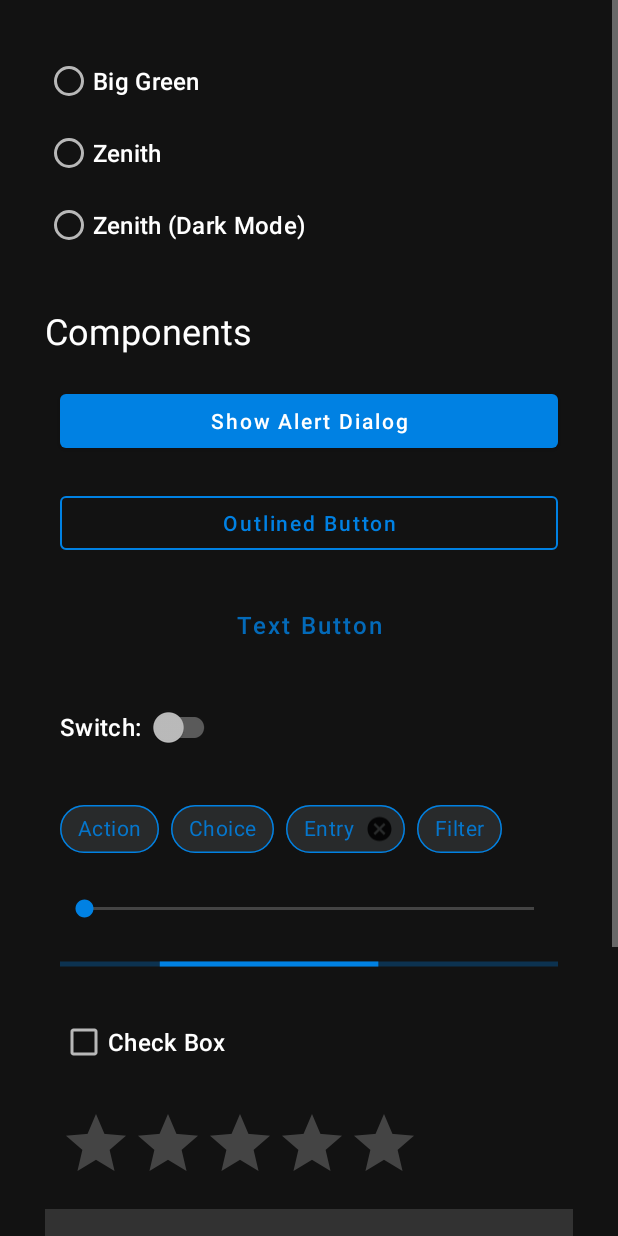
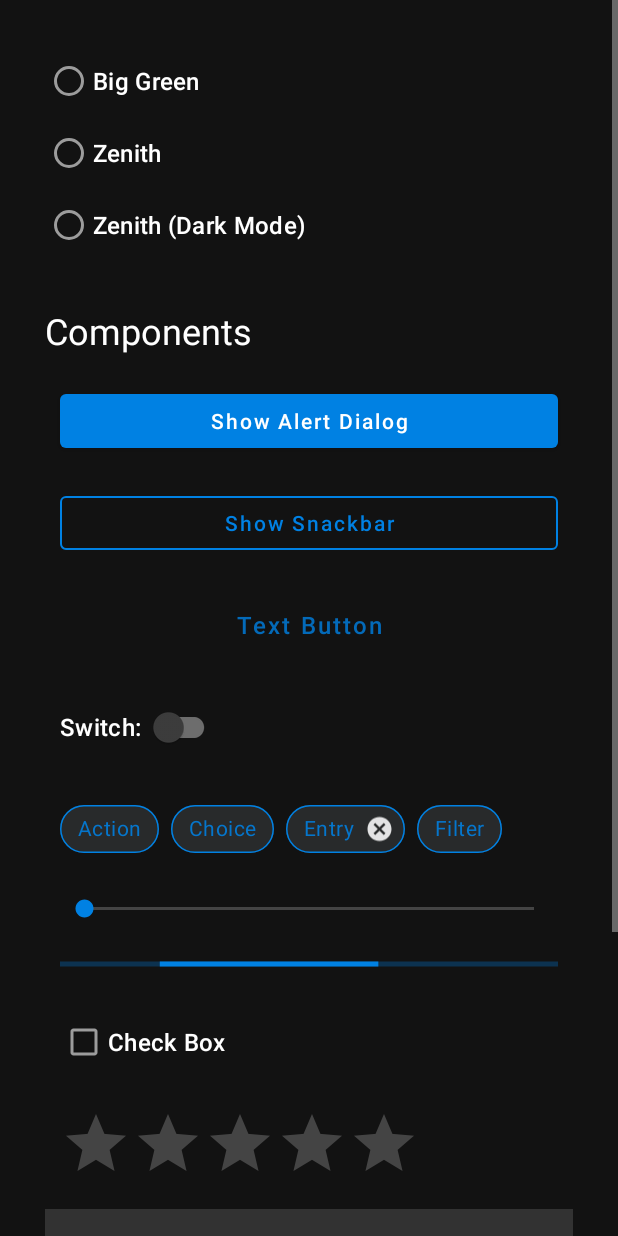
Before and after one commit to johnpaulmckean/DesignSystemTheme, an Android app: the layout activity_main.xml on its own in the app's theme, with its tools: preview values and no code run, on a phone screen of 412 x 824 dp. Run offline under Robolectric (Android 15) with nearby library versions, the phone set to English and light mode, and no system bars.

Commit message:
Fixed silly dark-mode color issue
- Added Snackbar example
- Added better edit text example
- General Cleanup

```diff
--- a/app/src/main/java/com/jmckean/designsystem/theme/MainActivity.kt
+++ b/app/src/main/java/com/jmckean/designsystem/theme/MainActivity.kt
@@ -5,6 +5,7 @@ import android.os.Bundle
 import androidx.appcompat.app.AppCompatActivity
 import androidx.core.app.TaskStackBuilder
 import com.google.android.material.dialog.MaterialAlertDialogBuilder
+import com.google.android.material.snackbar.Snackbar
 import kotlinx.android.synthetic.main.activity_main.*
 
 class MainActivity : AppCompatActivity() {
@@ -37,6 +38,15 @@ class MainActivity : AppCompatActivity() {
                 .setNegativeButton("Nevermind", null)
                 .show()
         }
+
+        showSnackbarButton.setOnClickListener {
+            Snackbar.make(
+                it,
+                "Read this message!",
+                Snackbar.LENGTH_SHORT
+            ).setAction("Read") { }
+                .show()
+        }
     }
 
     private fun changeTheme(theme: ThemesEnum) {
@@ -54,7 +64,7 @@ class MainActivity : AppCompatActivity() {
     }
 
     private fun getActualTheme(): Int {
-        return when(themePreferences.currentTheme) {
+        return when (themePreferences.currentTheme) {
             ThemesEnum.BIG_GREEN -> R.style.Component_Theme_LightDark_BigGreen
             ThemesEnum.ZENITH -> R.style.Component_Theme_Light_Zenith
             ThemesEnum.ZENITH_DARK -> R.style.Component_Theme_Dark_Zenith
--- a/app/src/main/res/layout/activity_main.xml
+++ b/app/src/main/res/layout/activity_main.xml
@@ -58,12 +58,12 @@
           android:text="Show Alert Dialog"/>
 
       <Button
-          android:id="@+id/exampleOutlinedButton"
+          android:id="@+id/showSnackbarButton"
           style="?attr/materialButtonOutlinedStyle"
           android:layout_width="match_parent"
           android:layout_height="wrap_content"
           android:layout_margin="10dp"
-          android:text="Outlined Button"/>
+          android:text="Show Snackbar"/>
 
       <Button
           android:id="@+id/exampleTextButton"
@@ -190,11 +190,18 @@
 
       </androidx.cardview.widget.CardView>
 
-      <com.google.android.material.textfield.TextInputEditText
+      <com.google.android.material.textfield.TextInputLayout
+          style="@style/Widget.Shrine.TextInputLayout"
           android:layout_width="match_parent"
           android:layout_height="wrap_content"
-          android:layout_margin="10dp"
-          android:hint="Type here..."/>
+          android:layout_margin="10dp">
+
+        <com.google.android.material.textfield.TextInputEditText
+            android:layout_width="match_parent"
+            android:layout_height="wrap_content"
+            android:hint="Type here..." />
+
+      </com.google.android.material.textfield.TextInputLayout>
 
     </LinearLayout>
 
--- a/app/src/main/res/values/colors.xml
+++ b/app/src/main/res/values/colors.xml
@@ -65,8 +65,8 @@
 
   <color name="color_on_primary_zenith_dark">#ffffff</color>
   <color name="color_on_secondary_zenith_dark">#ffffff</color>
-  <color name="color_on_background_zenith_dark">#000000</color>
-  <color name="color_on_surface_zenith_dark">#000000</color>
+  <color name="color_on_background_zenith_dark">#ffffff</color>
+  <color name="color_on_surface_zenith_dark">#ffffff</color>
   <color name="color_on_error_zenith_dark">#ffffff</color>
 
 </resources>
--- a/app/src/main/res/values/styles.xml
+++ b/app/src/main/res/values/styles.xml
@@ -73,21 +73,28 @@
     <item name="checkedIcon">@drawable/ic_check_white</item>
   </style>
 
+  <style name="Widget.Shrine.TextInputLayout" parent="Widget.MaterialComponents.TextInputLayout.OutlinedBox">
+    <item name="boxStrokeColor">@color/color_secondary_state_list</item>
+    <item name="android:textColorHint">@color/color_secondary_state_list</item>
+    <item name="hintTextColor">@color/color_secondary_state_list</item>
+  </style>
+
   <!--Bottom Sheets-->
-  <style name="ThemeOverlay.MyTheme.BottomSheetDialog" parent="ThemeOverlay.MaterialComponents.Dialog">
+  <style name="ThemeOverlay.Components.BottomSheetDialog" parent="ThemeOverlay.MaterialComponents.Dialog">
     <item name="android:windowIsFloating">false</item>
     <item name="android:windowBackground">@android:color/transparent</item>=
     <item name="android:statusBarColor">@android:color/transparent</item>
-    <item name="bottomSheetStyle">@style/Widget.MyTheme.BottomSheet.Modal</item>
+    <item name="bottomSheetStyle">@style/Components.Widget.BottomSheet.Modal</item>
     <item name="android:navigationBarColor">?colorSurface</item>
     <item name="android:navigationBarDividerColor" tools:ignore="NewApi">@android:color/transparent</item>
   </style>
-  <style name="Widget.MyTheme.BottomSheet.Modal" parent="Widget.MaterialComponents.BottomSheet.Modal">
+
+  <style name="Components.Widget.BottomSheet.Modal" parent="Widget.MaterialComponents.BottomSheet.Modal">
     <item name="shapeAppearanceOverlay">?shapeAppearanceLargeComponent</item>
   </style>
 
   <!--Navigation Drawer-->
-  <style name="Widget.MyTheme.NavigationView" parent="Widget.MaterialComponents.NavigationView">
+  <style name="Components.Widget.NavigationView" parent="Widget.MaterialComponents.NavigationView">
     <item name="itemTextAppearance">?textAppearanceBody2</item>
   </style>
 
--- a/app/src/main/res/values/theme_base_dark.xml
+++ b/app/src/main/res/values/theme_base_dark.xml
@@ -33,12 +33,13 @@
     <item name="textAppearanceOverline">@style/Component.TextAppearance.Overline</item>
 
     <!--Component styles-->
+    <item name="actionBarTheme">@style/Widget.MaterialComponents.ActionBar.Surface</item>
     <item name="materialAlertDialogTheme">@style/Component.Dialog.Alert</item>
     <item name="materialButtonStyle">@style/Component.Widget.Button</item>
     <item name="borderlessButtonStyle">@style/Component.Widget.Button.Text</item>
     <item name="materialButtonOutlinedStyle">@style/Component.Widget.Button.Outlined</item>
-    <item name="bottomSheetDialogTheme">@style/ThemeOverlay.MyTheme.BottomSheetDialog</item>
-    <item name="navigationViewStyle">@style/Widget.MyTheme.NavigationView</item>
+    <item name="bottomSheetDialogTheme">@style/ThemeOverlay.Components.BottomSheetDialog</item>
+    <item name="navigationViewStyle">@style/Components.Widget.NavigationView</item>
     <item name="radioButtonStyle">@style/Component.Widget.RadioButton</item>
     <item name="switchStyle">@style/Component.Widget.Switch</item>
     <item name="android:progressBarStyle">@style/Base.Widget.AppCompat.ProgressBar.Horizontal</item>
--- a/app/src/main/res/values/theme_base_light.xml
+++ b/app/src/main/res/values/theme_base_light.xml
@@ -33,12 +33,13 @@
     <item name="textAppearanceOverline">@style/Component.TextAppearance.Overline</item>
 
     <!--Component styles-->
+    <item name="actionBarTheme">@style/Widget.MaterialComponents.ActionBar.PrimarySurface</item>
     <item name="materialAlertDialogTheme">@style/Component.Dialog.Alert</item>
     <item name="materialButtonStyle">@style/Component.Widget.Button</item>
     <item name="borderlessButtonStyle">@style/Component.Widget.Button.Text</item>
     <item name="materialButtonOutlinedStyle">@style/Component.Widget.Button.Outlined</item>
-    <item name="bottomSheetDialogTheme">@style/ThemeOverlay.MyTheme.BottomSheetDialog</item>
-    <item name="navigationViewStyle">@style/Widget.MyTheme.NavigationView</item>
+    <item name="bottomSheetDialogTheme">@style/ThemeOverlay.Components.BottomSheetDialog</item>
+    <item name="navigationViewStyle">@style/Components.Widget.NavigationView</item>
     <item name="radioButtonStyle">@style/Component.Widget.RadioButton</item>
     <item name="switchStyle">@style/Component.Widget.Switch</item>
     <item name="android:progressBarStyle">@style/Base.Widget.AppCompat.ProgressBar.Horizontal</item>
--- a/app/src/main/res/values/theme_base_light_dark.xml
+++ b/app/src/main/res/values/theme_base_light_dark.xml
@@ -33,12 +33,13 @@
     <item name="textAppearanceOverline">@style/Component.TextAppearance.Overline</item>
 
     <!--Component styles-->
+    <item name="actionBarTheme">@style/ThemeOverlay.MaterialComponents.Dark.ActionBar</item>
     <item name="materialAlertDialogTheme">@style/Component.Dialog.Alert</item>
     <item name="materialButtonStyle">@style/Component.Widget.Button</item>
     <item name="borderlessButtonStyle">@style/Component.Widget.Button.Text</item>
     <item name="materialButtonOutlinedStyle">@style/Component.Widget.Button.Outlined</item>
-    <item name="bottomSheetDialogTheme">@style/ThemeOverlay.MyTheme.BottomSheetDialog</item>
-    <item name="navigationViewStyle">@style/Widget.MyTheme.NavigationView</item>
+    <item name="bottomSheetDialogTheme">@style/ThemeOverlay.Components.BottomSheetDialog</item>
+    <item name="navigationViewStyle">@style/Components.Widget.NavigationView</item>
     <item name="radioButtonStyle">@style/Component.Widget.RadioButton</item>
     <item name="switchStyle">@style/Component.Widget.Switch</item>
     <item name="android:progressBarStyle">@style/Base.Widget.AppCompat.ProgressBar.Horizontal</item>
--- a/app/src/main/res/values/theme_big_green.xml
+++ b/app/src/main/res/values/theme_big_green.xml
@@ -15,9 +15,6 @@
     <item name="colorOnBackground">@color/color_on_background_big_green</item>
     <item name="colorOnSurface">@color/color_on_surface_big_green</item>
     <item name="colorOnError">@color/color_on_error_big_green</item>
-
-    <!-- Components -->
-    <item name="actionBarTheme">@style/ThemeOverlay.MaterialComponents.Dark.ActionBar</item>
   </style>
 
 </resources>
--- a/app/src/main/res/values/theme_zenith.xml
+++ b/app/src/main/res/values/theme_zenith.xml
@@ -17,7 +17,6 @@
     <item name="colorOnError">@color/color_on_error_zenith</item>
 
     <!-- Components -->
-    <item name="actionBarTheme">@style/Widget.MaterialComponents.ActionBar.PrimarySurface</item>
     <item name="materialButtonStyle">@style/Component.Widget.Button.Zenith</item>
   </style>
 
--- a/app/src/main/res/values/theme_zenith_dark.xml
+++ b/app/src/main/res/values/theme_zenith_dark.xml
@@ -17,28 +17,11 @@
     <item name="colorOnError">@color/color_on_error_zenith_dark</item>
 
     <!-- Components -->
-    <item name="actionBarTheme">@style/Widget.MaterialComponents.ActionBar.Surface</item>
     <item name="materialButtonStyle">@style/Component.Widget.Button.ZenithDark</item>
-    <item name="radioButtonStyle">@style/Component.Widget.RadioButton.ZenithDark</item>
-    <item name="switchStyle">@style/Component.Widget.Switch.ZenithDark</item>
-    <item name="checkboxStyle">@style/Component.Widget.CheckBox.ZenithDark</item>
   </style>
 
   <style name="Component.Widget.Button.ZenithDark">
     <item name="backgroundTint">?attr/colorSecondary</item>
-    <item name="android:textColor">?attr/colorOnSecondary</item>
-  </style>
-
-  <style name="Component.Widget.RadioButton.ZenithDark">
-    <item name="useMaterialThemeColors">false</item>
-  </style>
-
-  <style name="Component.Widget.Switch.ZenithDark">
-    <item name="useMaterialThemeColors">false</item>
-  </style>
-
-  <style name="Component.Widget.CheckBox.ZenithDark">
-    <item name="useMaterialThemeColors">false</item>
   </style>
 
 </resources>
```
